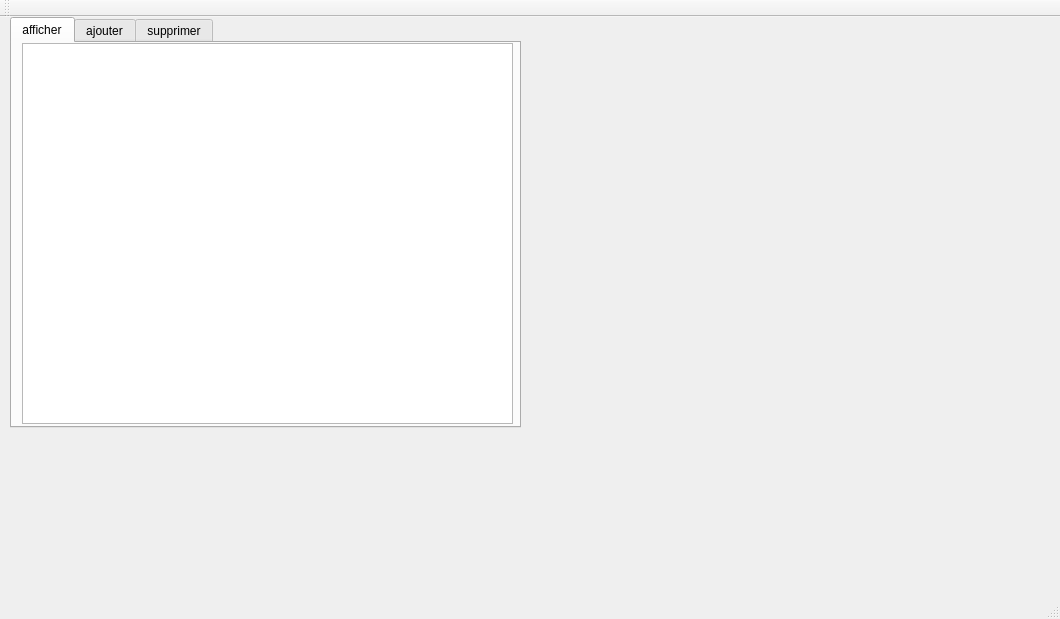
First picture: the form in Atelier_Connexion/mainwindow.ui, repository xyzt123456/application-desktop, before the edit.
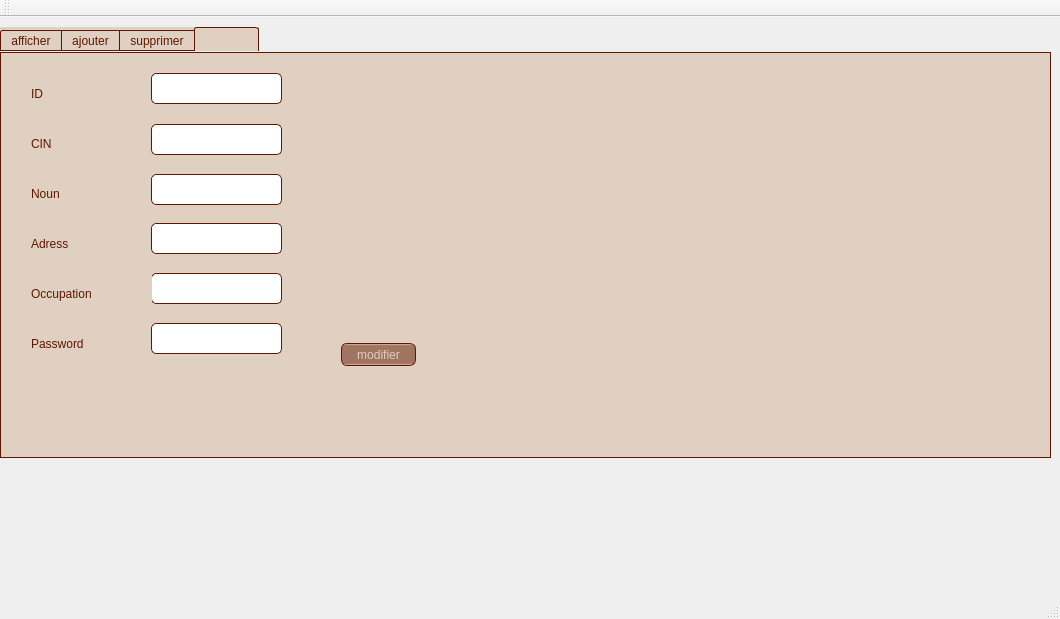
Second picture: the form after the edit. The open tabs and pages were chosen to show the change. Icons and pictures are not drawn.

The edit to the form file:
```diff
--- a/Atelier_Connexion/mainwindow.ui
+++ b/Atelier_Connexion/mainwindow.ui
@@ -17,12 +17,484 @@
    <widget class="QTabWidget" name="tabWidget">
     <property name="geometry">
      <rect>
-      <x>10</x>
-      <y>0</y>
-      <width>511</width>
-      <height>411</height>
+      <x>0</x>
+      <y>10</y>
+      <width>1051</width>
+      <height>431</height>
      </rect>
     </property>
+    <property name="styleSheet">
+     <string notr="true">QToolTip
+{
+     border: 1px white ;
+     background-color: #601700;
+     padding: 1px;
+     border-radius: 3px;
+     opacity: 100;
+}
+
+QWidget
+{
+    color: #601700;
+    background-color: #e0d0c1;
+}
+
+/*QWidget:item
+{
+	 border-top-color: #601700;
+    border-color: #601700;
+    color: #e0d0c1;
+	background-color: #e0d0c1;
+	
+}*/
+QWidget:item:hover
+{
+    background-color: QLinearGradient( x1: 0, y1: 0, x2: 0, y2: 1, stop: 0 #e0d0c1, stop: 1 #a07461);
+    color: #601700;
+}
+
+QWidget:item:selected
+{
+    background-color: QLinearGradient( x1: 0, y1: 0, x2: 0, y2: 1, stop: 0 #a07461, stop: 1 #a07461);
+}
+
+QMenuBar::item
+{
+    background: white;
+}
+
+QMenuBar::item:selected
+{
+    background: transparent;
+    border: 1px solid #ffaa00;
+}
+
+QMenuBar::item:pressed
+{
+    background: #444;
+    border: 1px solid #000;
+    background-color: QLinearGradient(
+        x1:0, y1:0,
+        x2:0, y2:1,
+        stop:1 #212121,
+        stop:0.4 #343434/*,
+        stop:0.2 #343434,
+        stop:0.1 #ffaa00*/
+    );
+    margin-bottom:-1px;
+    padding-bottom:1px;
+}
+
+QMenu
+{
+    border: 1px solid #000;
+}
+
+QMenu::item
+{
+    padding: 2px 20px 2px 20px;
+}
+
+QMenu::item:selected
+{
+    color: #000000;
+}
+
+QWidget:disabled
+{
+    color: #601700;
+    background-color: #e0d0c1;
+}
+
+QAbstractItemView
+{
+    background-color: #e0d0c1/*QLinearGradient( x1: 0, y1: 0, x2: 0, y2: 1, stop: 0 #4d4d4d, stop: 0.1 #646464, stop: 1 #5d5d5d);*/
+}
+
+QWidget:focus
+{
+    /*border: 2px solid QLinearGradient( x1: 0, y1: 0, x2: 0, y2: 1, stop: 0 #ffa02f, stop: 1 #d7801a);*/
+}
+
+QLineEdit
+{
+    background-color:white;
+/*QLinearGradient( x1: 0, y1: 0, x2: 0, y2: 1, stop: 0 #a07461, stop: 0 #a07461, stop: 1 #a07461);*/
+    padding: 1px;
+    border-style: solid;
+    border: 1px solid #601700;
+    border-radius: 5;
+}
+
+QPushButton
+{
+    color: #e0d0c1;
+    background-color: QLinearGradient( x1: 0, y1: 0, x2: 0, y2: 1, stop: 0 #e0d0c1, stop: 0.1 #a07461, stop: 0.5 #a07461, stop: 0.9 #a07461, stop: 1 #e0d0c1);
+    border-width: 1px;
+    border-color: #601700;
+    border-style: solid;
+    border-radius: 6;
+    padding: 3px;
+    font-size: 12px;
+    padding-left: 5px;
+    padding-right: 5px;
+}
+
+QPushButton:pressed
+{
+    background-color:QLinearGradient( x1: 0, y1: 0, x2: 0, y2: 1, stop: 0 #a07461, stop: 0.2 #601700, stop: 0.5 #601700, stop: 0.8 #601700, stop: 1 #a07461);
+/*QLinearGradient( x1: 0, y1: 0, x2: 0, y2: 1, stop: 0 #a07461, stop: 0.1 #601700, stop: 0.5 #601700, stop: 0.9 #601700, stop: 1 #61700);*/
+}
+
+QComboBox
+{
+    selection-background-color: #ffaa00;
+    background-color: QLinearGradient( x1: 0, y1: 0, x2: 0, y2: 1, stop: 0 #565656, stop: 0.1 #525252, stop: 0.5 #4e4e4e, stop: 0.9 #4a4a4a, stop: 1 #464646);
+    border-style: solid;
+    border: 1px solid #ffffff;
+    border-radius: 5;
+}
+
+QComboBox:hover,QPushButton:hover
+{
+    border: 2px solid QLinearGradient( x1: 0, y1: 0, x2: 0, y2: 1, stop: 0 #a07461, stop: 1 #c18c75);
+}
+
+
+QComboBox:on
+{
+    padding-top: 3px;
+    padding-left: 4px;
+    background-color: QLinearGradient( x1: 0, y1: 0, x2: 0, y2: 1, stop: 0 #2d2d2d, stop: 0.1 #2b2b2b, stop: 0.5 #292929, stop: 0.9 #282828, stop: 1 #252525);
+    selection-background-color: #ffaa00;
+}
+
+QComboBox QAbstractItemView
+{
+    border: 2px solid white;
+    selection-background-color: QLinearGradient( x1: 0, y1: 0, x2: 0, y2: 1, stop: 0 #ffa02f, stop: 1 #d7801a);
+}
+
+QComboBox::drop-down
+{
+     subcontrol-origin: padding;
+     subcontrol-position: top right;
+     width: 15px;
+
+     border-left-width: 0px;
+     border-left-color: darkgray;
+     border-left-style: solid; /* just a single line */
+     border-top-right-radius: 3px; /* same radius as the QComboBox */
+     border-bottom-right-radius: 3px;
+ }
+
+QComboBox::down-arrow
+{
+     image: url(:/down_arrow.png);
+}
+
+QGroupBox:focus
+{
+border: 2px solid #e0d0c1/*QLinearGradient( x1: 0, y1: 0, x2: 0, y2: 1, stop: 0 #e0d0c1, stop: 1 #a07461);*/
+}
+
+QTextEdit:focus
+{
+    border: 2px solid #e0d0c1/*QLinearGradient( x1: 0, y1: 0, x2: 0, y2: 1, stop: 0 #ffa02f, stop: 1 #d7801a);*/
+}
+
+QScrollBar:horizontal {
+     border: 1px solid #601700;
+     background: QLinearGradient( x1: 0, y1: 0, x2: 0, y2: 1, stop: 0.0 #601700, stop: 0.2 #601700, stop: 1 #601700);
+     height: 7px;
+     margin: 0px 16px 0 16px;
+}
+
+QScrollBar::handle:horizontal
+{
+      background: QLinearGradient( x1: 0, y1: 0, x2: 1, y2: 0, stop: 0 #e0d0c1, stop: 0.5 #e0d0c1, stop: 1 #e0d0c1);
+      min-height: 20px;
+      border-radius: 2px;
+}
+
+QScrollBar::add-line:horizontal {
+      border: 1px solid #601700;
+      border-radius: 2px;
+      background: QLinearGradient( x1: 0, y1: 0, x2: 1, y2: 0, stop: 0 #e0d0c1, stop: 1 #e0d0c1);
+      width: 14px;
+      subcontrol-position: right;
+      subcontrol-origin: margin;
+}
+
+QScrollBar::sub-line:horizontal {
+      border: 1px solid #601700;
+      border-radius: 2px;
+      background: QLinearGradient( x1: 0, y1: 0, x2: 1, y2: 0, stop: 0 #e0d0c1, stop: 1 #e0d0c1);
+      width: 14px;
+     subcontrol-position: left;
+     subcontrol-origin: margin;
+}
+
+QScrollBar::right-arrow:horizontal, QScrollBar::left-arrow:horizontal
+{
+      border: 1px solid black;
+      width: 1px;
+      height: 1px;
+      background: white;
+}
+
+QScrollBar::add-page:horizontal, QScrollBar::sub-page:horizontal
+{
+      background: none;
+}
+
+QScrollBar:vertical
+{
+      background: QLinearGradient( x1: 0, y1: 0, x2: 1, y2: 0, stop: 0.0 #601700, stop: 0.2 #601700, stop: 1 #601700);
+      width: 7px;
+      margin: 16px 0 16px 0;
+      border: 1px solid #601700;
+}
+
+QScrollBar::handle:vertical
+{
+      background: QLinearGradient( x1: 0, y1: 0, x2: 0, y2: 1, stop: 0 #e0d0c1, stop: 0.5 #e0d0c1, stop: 1 #e0d0c1);
+      min-height: 20px;
+      border-radius: 2px;
+}
+
+QScrollBar::add-line:vertical
+{
+      border: 1px solid #601700;
+      border-radius: 2px;
+      background: QLinearGradient( x1: 0, y1: 0, x2: 0, y2: 1, stop: 0 #e0d0c1, stop: 1 #e0d0c1);
+      height: 14px;
+      subcontrol-position: bottom;
+      subcontrol-origin: margin;
+}
+
+QScrollBar::sub-line:vertical
+{
+      border: 1px solid #601700;
+      border-radius: 2px;
+      background: QLinearGradient( x1: 0, y1: 0, x2: 0, y2: 1, stop: 0 #e0d0c1, stop: 1 #e0d0c1);
+      height: 14px;
+      subcontrol-position: top;
+      subcontrol-origin: margin;
+}
+
+QScrollBar::up-arrow:vertical, QScrollBar::down-arrow:vertical
+{
+      border: 1px solid black;
+      width: 1px;
+      height: 1px;
+      background: white;
+}
+
+
+QScrollBar::add-page:vertical, QScrollBar::sub-page:vertical
+{
+      background: none;
+}
+
+QTextEdit
+{
+    background-color: #e0d0c1;
+border:#e0d0c1;
+}
+
+QPlainTextEdit
+{
+    background-color: #e0d0c1;
+}
+
+QHeaderView::section
+{
+    background-color: QLinearGradient( x1: 0, y1: 0, x2: 0, y2: 1, stop: 0 #e0d0c1, stop: 0.2 #a07461, stop: 0.5 #a07461, stop: 0.8 #a07461, stop: 1 #e0d0c1);/*QLinearGradient(x1:0, y1:0, x2:0, y2:1, stop:0 #c1b4a7, stop: 0.5 #8c6555, stop: 0.6 #601700, stop:1 #8c6555);*/
+    color: #e0d0c1;
+    padding-left: 4px;
+    border: 1px solid #601700;
+}
+
+QCheckBox:disabled
+{
+color: #414141;
+}
+
+QDockWidget::title
+{
+    text-align: center;
+    spacing: 3px; /* spacing between items in the tool bar */
+    background-color: QLinearGradient(x1:0, y1:0, x2:0, y2:1, stop:0 #323232, stop: 0.5 #242424, stop:1 #323232);
+}
+
+QDockWidget::close-button, QDockWidget::float-button
+{
+    text-align: center;
+    spacing: 1px; /* spacing between items in the tool bar */
+    background-color: QLinearGradient(x1:0, y1:0, x2:0, y2:1, stop:0 #323232, stop: 0.5 #242424, stop:1 #323232);
+}
+
+QDockWidget::close-button:hover, QDockWidget::float-button:hover
+{
+    background: #242424;
+}
+
+QDockWidget::close-button:pressed, QDockWidget::float-button:pressed
+{
+    padding: 1px -1px -1px 1px;
+}
+
+QMainWindow::separator
+{
+    background-color: QLinearGradient(x1:0, y1:0, x2:0, y2:1, stop:0 #161616, stop: 0.5 #151515, stop: 0.6 #212121, stop:1 #343434);
+    color: white;
+    padding-left: 4px;
+    border: 1px solid #e0d0c1;
+    spacing: 3px; /* spacing between items in the tool bar */
+}
+
+QMainWindow::separator:hover
+{
+
+    background-color: QLinearGradient(x1:0, y1:0, x2:0, y2:1, stop:0 #d7801a, stop:0.5 #b56c17 stop:1 #ffa02f);
+    color: white;
+    padding-left: 4px;
+    border: 1px solid #6c6c6c;
+    spacing: 3px; /* spacing between items in the tool bar */
+}
+
+QToolBar::handle
+{
+     spacing: 3px; /* spacing between items in the tool bar */
+     background: url(:/images/handle.png);
+}
+
+QMenu::separator
+{
+    height: 2px;
+    background-color: QLinearGradient(x1:0, y1:0, x2:0, y2:1, stop:0 #161616, stop: 0.5 #151515, stop: 0.6 #212121, stop:1 #343434);
+    color: white;
+    padding-left: 4px;
+    margin-left: 10px;
+    margin-right: 5px;
+}
+
+QProgressBar
+{
+    border: 2px solid grey;
+    border-radius: 5px;
+    text-align: center;
+}
+
+QProgressBar::chunk
+{
+    background-color: #d7801a;
+    width: 2.15px;
+    margin: 0.5px;
+}
+
+QTabBar::tab {
+    color: #e0d0c1;
+    border: 1px solid #601700;
+    border-bottom-style: none;
+    background-color:   QLinearGradient(x1:0, y1:0, x2:0, y2:1, stop:1 #601700, stop:.4 #841e00);;
+    padding-left: 10px;
+    padding-right: 10px;
+    padding-top: 3px;
+    padding-bottom: 2px;
+    margin-right: -1px;
+}
+
+QTabWidget::pane {
+    border: 1px solid #601700;
+    top: 1px;
+}
+
+QTabBar::tab:last
+{
+    margin-right: 0; /* the last selected tab has nothing to overlap with on the right */
+    border-top-right-radius: 3px;
+}
+
+QTabBar::tab:first:!selected
+{
+ margin-left: 0px; /* the last selected tab has nothing to overlap with on the right */
+
+
+    border-top-left-radius: 3px;
+}
+
+QTabBar::tab:!selected
+{
+    color: #601700;
+    border-bottom-style: solid;
+    margin-top: 3px;
+    background-color: QLinearGradient(x1:0, y1:0, x2:0, y2:1, stop:1 #a07461, stop:.4 #bc8872);
+}
+
+QTabBar::tab:selected
+{
+    border-top-left-radius: 3px;
+    border-top-right-radius: 3px;
+    margin-bottom: 0px;
+}
+
+QTabBar::tab:!selected:hover
+{
+    /*border-top: 2px solid #ffaa00;
+    padding-bottom: 3px;*/
+    border-top-left-radius: 3px;
+    border-top-right-radius: 3px;
+    background-color: QLinearGradient(x1:0, y1:0, x2:0, y2:1, stop:1 #a07461, stop:0.4 #bc8872, stop:0.2 #bc8872, stop:0.1 #a07461);
+}
+
+QRadioButton::indicator:checked, QRadioButton::indicator:unchecked{
+    color: #601700;
+    background-color: #a07461;
+    border: 1px solid #601700;
+    border-radius: 6px;
+}
+
+QRadioButton::indicator:checked
+{
+    background-color: qradialgradient(
+        cx: 0.5, cy: 0.5,
+        fx: 0.5, fy: 0.5,
+        radius: 1.0,
+        stop: 0.25 #e0d0c1,
+        stop: 0.3 #601700
+    );
+}
+
+QCheckBox::indicator{
+    color: #b1b1b1;
+    background-color: #323232;
+    border: 1px solid #b1b1b1;
+    width: 9px;
+    height: 9px;
+}
+
+QRadioButton::indicator
+{
+    border-radius: 6px;
+}
+
+QRadioButton::indicator:hover, QCheckBox::indicator:hover
+{
+    border: 1px solid #601700;
+}
+
+QCheckBox::indicator:checked
+{
+    image:url(:/images/checkbox.png);
+}
+
+QCheckBox::indicator:disabled, QRadioButton::indicator:disabled
+{
+    border: 1px solid #444;
+}</string>
+    </property>
     <property name="currentIndex">
      <number>0</number>
     </property>
@@ -33,9 +505,9 @@
      <widget class="QTableView" name="tab_employe">
       <property name="geometry">
        <rect>
-        <x>10</x>
-        <y>0</y>
-        <width>491</width>
+        <x>20</x>
+        <y>10</y>
+        <width>1011</width>
         <height>381</height>
        </rect>
       </property>
@@ -241,6 +713,165 @@
       </property>
      </widget>
     </widget>
+    <widget class="QWidget" name="tab_4">
+     <attribute name="title">
+      <string>modifier</string>
+     </attribute>
+     <widget class="QLabel" name="label_8">
+      <property name="geometry">
+       <rect>
+        <x>30</x>
+        <y>70</y>
+        <width>91</width>
+        <height>41</height>
+       </rect>
+      </property>
+      <property name="text">
+       <string>CIN</string>
+      </property>
+     </widget>
+     <widget class="QLabel" name="label_9">
+      <property name="geometry">
+       <rect>
+        <x>30</x>
+        <y>170</y>
+        <width>91</width>
+        <height>41</height>
+       </rect>
+      </property>
+      <property name="text">
+       <string>Adress</string>
+      </property>
+     </widget>
+     <widget class="QLineEdit" name="le_cin_2">
+      <property name="geometry">
+       <rect>
+        <x>150</x>
+        <y>71</y>
+        <width>131</width>
+        <height>31</height>
+       </rect>
+      </property>
+     </widget>
+     <widget class="QLineEdit" name="le_nom_2">
+      <property name="geometry">
+       <rect>
+        <x>150</x>
+        <y>121</y>
+        <width>131</width>
+        <height>31</height>
+       </rect>
+      </property>
+     </widget>
+     <widget class="QLineEdit" name="le_id_2">
+      <property name="geometry">
+       <rect>
+        <x>150</x>
+        <y>20</y>
+        <width>131</width>
+        <height>31</height>
+       </rect>
+      </property>
+     </widget>
+     <widget class="QLineEdit" name="le_occupation_2">
+      <property name="geometry">
+       <rect>
+        <x>150</x>
+        <y>220</y>
+        <width>131</width>
+        <height>31</height>
+       </rect>
+      </property>
+     </widget>
+     <widget class="QLabel" name="label_10">
+      <property name="geometry">
+       <rect>
+        <x>30</x>
+        <y>20</y>
+        <width>81</width>
+        <height>41</height>
+       </rect>
+      </property>
+      <property name="text">
+       <string>ID</string>
+      </property>
+     </widget>
+     <widget class="QLabel" name="label_11">
+      <property name="geometry">
+       <rect>
+        <x>30</x>
+        <y>220</y>
+        <width>121</width>
+        <height>41</height>
+       </rect>
+      </property>
+      <property name="text">
+       <string>Occupation</string>
+      </property>
+     </widget>
+     <widget class="QLineEdit" name="le_adresse_2">
+      <property name="geometry">
+       <rect>
+        <x>150</x>
+        <y>170</y>
+        <width>131</width>
+        <height>31</height>
+       </rect>
+      </property>
+      <property name="text">
+       <string/>
+      </property>
+     </widget>
+     <widget class="QPushButton" name="pb_modifier">
+      <property name="geometry">
+       <rect>
+        <x>340</x>
+        <y>290</y>
+        <width>75</width>
+        <height>23</height>
+       </rect>
+      </property>
+      <property name="text">
+       <string>modifier</string>
+      </property>
+     </widget>
+     <widget class="QLabel" name="label_12">
+      <property name="geometry">
+       <rect>
+        <x>30</x>
+        <y>270</y>
+        <width>101</width>
+        <height>41</height>
+       </rect>
+      </property>
+      <property name="text">
+       <string>Password</string>
+      </property>
+     </widget>
+     <widget class="QLabel" name="label_13">
+      <property name="geometry">
+       <rect>
+        <x>30</x>
+        <y>120</y>
+        <width>91</width>
+        <height>41</height>
+       </rect>
+      </property>
+      <property name="text">
+       <string>Noun</string>
+      </property>
+     </widget>
+     <widget class="QLineEdit" name="le_mdp_2">
+      <property name="geometry">
+       <rect>
+        <x>150</x>
+        <y>270</y>
+        <width>131</width>
+        <height>31</height>
+       </rect>
+      </property>
+     </widget>
+    </widget>
    </widget>
   </widget>
   <widget class="QMenuBar" name="menuBar">
```
Left out of the diff: 23 changed lines with no effect on the pictures.
